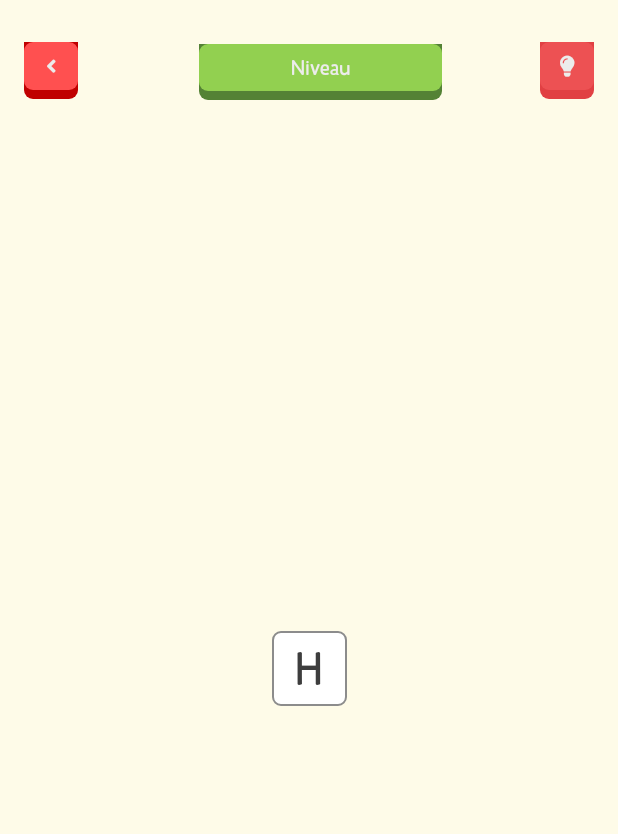
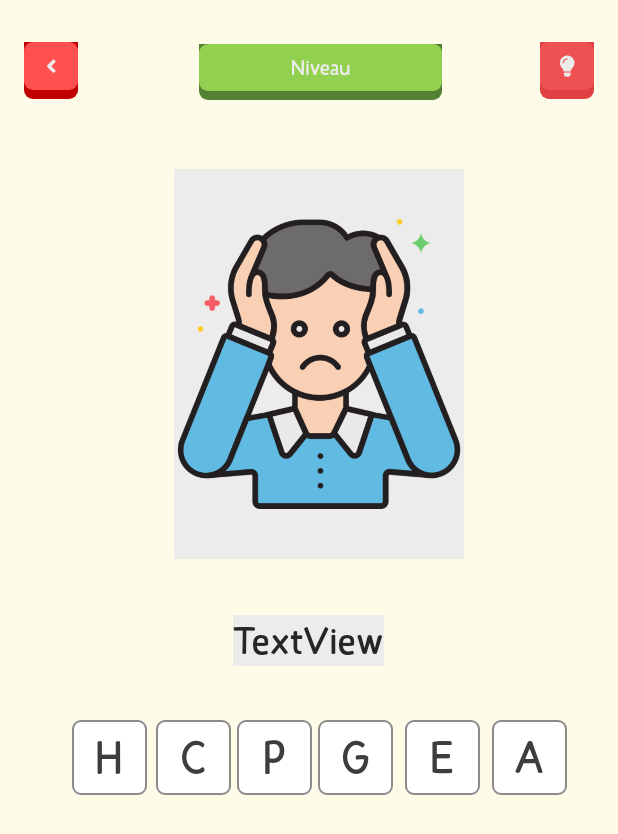
Before and after one commit to 1visible/Watizit, an Android app: the MenuJouer screen opened directly, with no data from a screen before it, on a phone screen of 412 x 824 dp. Shown: the top 834 px of the screen. Run offline under Robolectric (Android 15) with nearby library versions, the phone set to English and light mode, and no system bars.

Commit message:
Starting constraints for 1st lvl

```diff
--- a/app/src/main/res/layout/menu_jouer.xml
+++ b/app/src/main/res/layout/menu_jouer.xml
@@ -8,19 +8,127 @@
     android:background="#FEFBE8">
 
     <Button
-        android:id="@+id/angry_btn"
+        android:id="@+id/letter_1"
 
         android:layout_width="50dp"
         android:layout_height="50dp"
+        android:layout_marginStart="48dp"
+
+        android:layout_marginLeft="48dp"
+        android:layout_marginBottom="124dp"
         android:background="@drawable/buttonshape"
-
         android:text="H"
         android:textColor="#3D3D3D"
         android:textSize="30sp"
         app:layout_constraintBottom_toBottomOf="parent"
+        app:layout_constraintStart_toStartOf="parent"
+        app:layout_constraintTop_toBottomOf="@+id/textView"
+        app:layout_constraintVertical_bias="0.176" />
+
+    <Button
+        android:id="@+id/letter_5"
+
+        android:layout_width="50dp"
+        android:layout_height="50dp"
+        android:layout_marginBottom="124dp"
+
+        android:background="@drawable/buttonshape"
+        android:text="A"
+        android:textColor="#3D3D3D"
+        android:textSize="30sp"
+        app:layout_constraintBottom_toBottomOf="parent"
         app:layout_constraintEnd_toEndOf="parent"
+        app:layout_constraintHorizontal_bias="0.19"
+        app:layout_constraintStart_toEndOf="@+id/letter_0"
+        app:layout_constraintTop_toBottomOf="@+id/textView"
+        app:layout_constraintVertical_bias="0.176" />
+
+    <TextView
+        android:id="@+id/textView"
+        android:layout_width="wrap_content"
+        android:layout_height="wrap_content"
+        android:layout_marginTop="32dp"
+        android:text="TextView"
+        app:layout_constraintBottom_toBottomOf="parent"
+        app:layout_constraintEnd_toEndOf="parent"
+        app:layout_constraintHorizontal_bias="0.498"
         app:layout_constraintStart_toStartOf="parent"
-        app:layout_constraintTop_toBottomOf="@+id/niveau" />
+        app:layout_constraintTop_toBottomOf="@+id/imageView2"
+        app:layout_constraintVertical_bias="0.013" />
+
+    <Button
+        android:id="@+id/letter_3"
+
+        android:layout_width="50dp"
+        android:layout_height="50dp"
+        android:layout_marginStart="4dp"
+
+        android:layout_marginLeft="4dp"
+        android:layout_marginBottom="124dp"
+        android:background="@drawable/buttonshape"
+        android:text="G"
+        android:textColor="#3D3D3D"
+        android:textSize="30sp"
+        app:layout_constraintBottom_toBottomOf="parent"
+        app:layout_constraintStart_toEndOf="@+id/letter_2"
+        app:layout_constraintTop_toBottomOf="@+id/textView"
+        app:layout_constraintVertical_bias="0.176" />
+
+    <Button
+        android:id="@+id/letter_0"
+
+        android:layout_width="50dp"
+        android:layout_height="50dp"
+        android:layout_marginStart="8dp"
+
+        android:layout_marginLeft="8dp"
+        android:layout_marginBottom="124dp"
+        android:background="@drawable/buttonshape"
+        android:text="E"
+        android:textColor="#3D3D3D"
+        android:textSize="30sp"
+        app:layout_constraintBottom_toBottomOf="parent"
+        app:layout_constraintStart_toEndOf="@+id/letter_3"
+        app:layout_constraintTop_toBottomOf="@+id/textView"
+        app:layout_constraintVertical_bias="0.176" />
+
+    <Button
+        android:id="@+id/letter_4"
+
+        android:layout_width="50dp"
+        android:layout_height="50dp"
+        android:layout_marginBottom="124dp"
+
+        android:background="@drawable/buttonshape"
+        android:text="C"
+        android:textColor="#3D3D3D"
+        android:textSize="30sp"
+        app:layout_constraintBottom_toBottomOf="parent"
+        app:layout_constraintEnd_toStartOf="@+id/letter_2"
+        app:layout_constraintHorizontal_bias="0.619"
+        app:layout_constraintStart_toEndOf="@+id/letter_1"
+        app:layout_constraintTop_toBottomOf="@+id/textView"
+        app:layout_constraintVertical_bias="0.176" />
+
+    <Button
+        android:id="@+id/letter_2"
+
+        android:layout_width="50dp"
+        android:layout_height="50dp"
+        android:layout_marginEnd="204dp"
+
+        android:layout_marginRight="204dp"
+        android:layout_marginBottom="124dp"
+        android:background="@drawable/buttonshape"
+        android:text="P"
+        android:textColor="#3D3D3D"
+        android:textSize="30sp"
+        app:layout_constraintBottom_toBottomOf="parent"
+        app:layout_constraintEnd_toEndOf="parent"
+        app:layout_constraintHorizontal_bias="0.053"
+        app:layout_constraintStart_toEndOf="@+id/letter_"
+        app:layout_constraintTop_toBottomOf="@+id/textView"
+        app:layout_constraintVertical_bias="0.176" />
 
     <Button
         android:id="@+id/niveau"
@@ -62,4 +170,17 @@
         app:layout_constraintTop_toTopOf="parent"
         app:layout_constraintVertical_bias="0.036" />
 
+    <ImageView
+        android:id="@+id/imageView2"
+        android:layout_width="193dp"
+        android:layout_height="260dp"
+        android:layout_marginTop="36dp"
+        app:layout_constraintBottom_toBottomOf="parent"
+        app:layout_constraintEnd_toEndOf="parent"
+        app:layout_constraintHorizontal_bias="0.532"
+        app:layout_constraintStart_toStartOf="parent"
+        app:layout_constraintTop_toBottomOf="@+id/niveau"
+        app:layout_constraintVertical_bias="0.022"
+        app:srcCompat="@drawable/anxiety" />
+
 </androidx.constraintlayout.widget.ConstraintLayout>
```
Also changed, not shown: app/src/main/res/drawable/anxiety.png (added).
